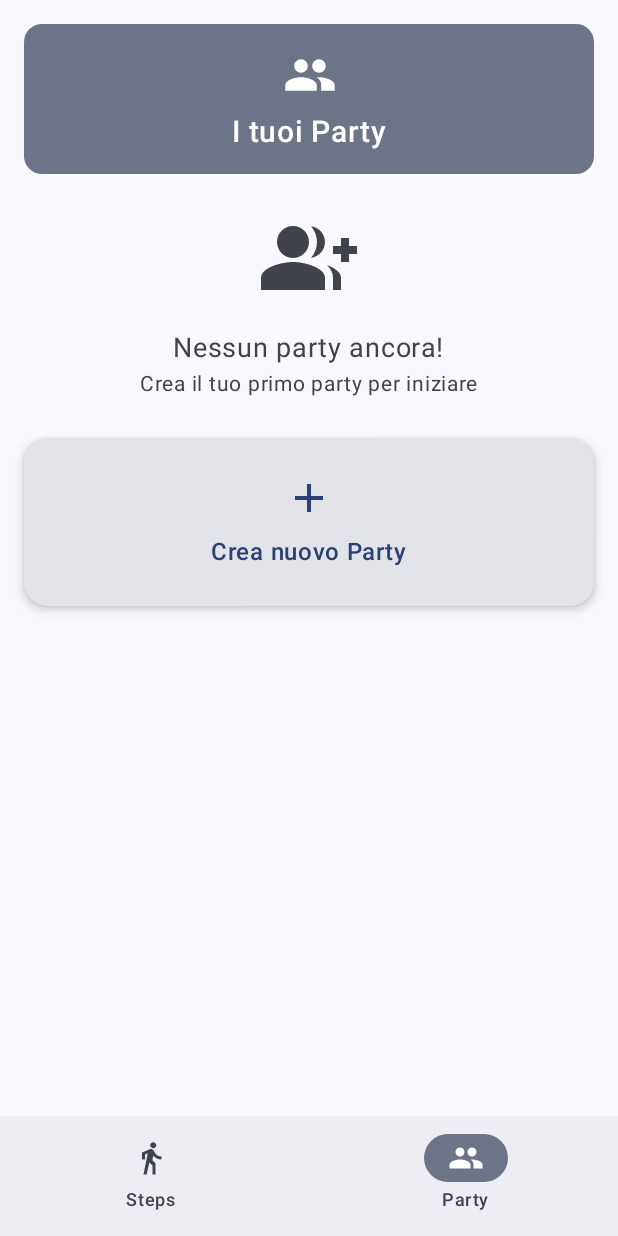
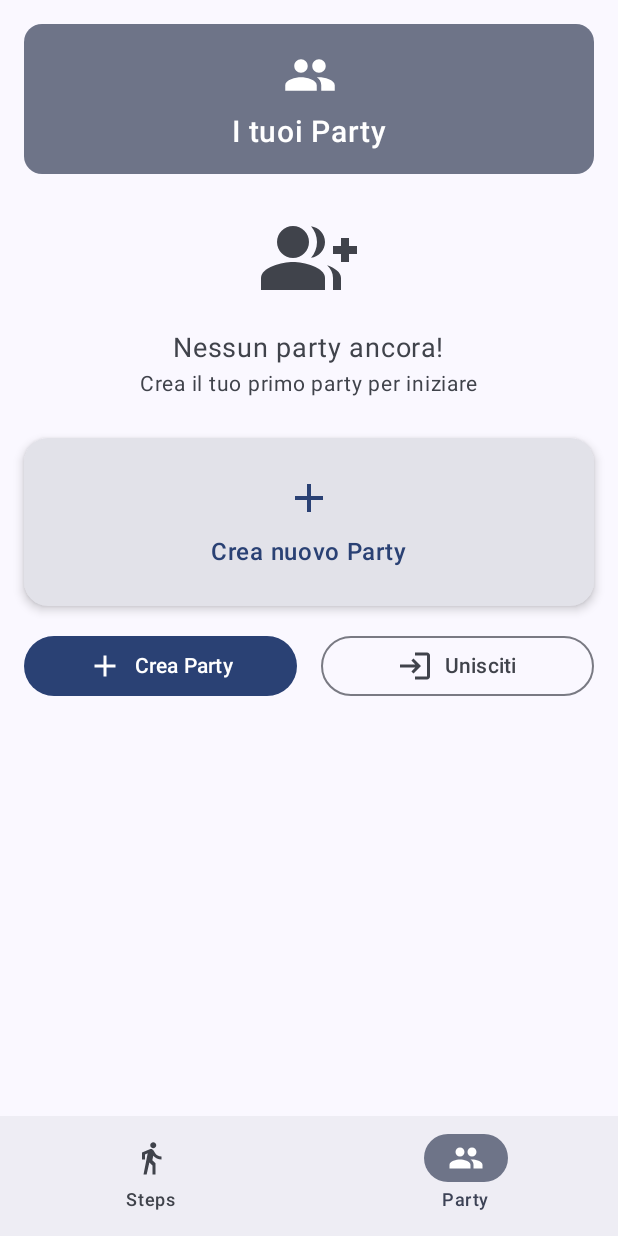
Before and after one commit to FabboCassa/StepCounter, an Android app built with Jetpack Compose: the StepPartyListScreen screen opened through its navigation route, on a phone screen of 412 x 824 dp. Run offline under Robolectric (Android 15) with nearby library versions, the phone set to English and light mode, and no system bars; our stand-ins replace Room's generated code.

Commit message:
Try to create invitation code

```diff
--- a/app/src/main/java/com/app/stepcounter/MainActivity.kt
+++ b/app/src/main/java/com/app/stepcounter/MainActivity.kt
@@ -30,6 +30,7 @@ import com.app.stepcounter.data.local.UserPreferences
 import com.app.stepcounter.data.repository.PartyRepositoryImpl
 import com.app.stepcounter.data.service.StepService
 import com.app.stepcounter.database.AppDatabase
+import com.app.stepcounter.domain.repository.NavigationEvent
 import com.app.stepcounter.presentation.ui.home.PartyDetailScreen
 import com.app.stepcounter.presentation.ui.home.ProfileSetupScreen
 import com.app.stepcounter.presentation.ui.home.StepHomeScreen
@@ -127,15 +128,27 @@ class MainActivity : ComponentActivity() {
                                 parties = parties,
                                 uiState = partyUiState,
                                 onCreatePartyClick = { partyName -> partyViewModel.createParty(partyName) },
+                                onJoinPartyClick = { code -> partyViewModel.joinPartyWithCode(code) },
                                 onPartyClick = { party -> navController.navigate("party_detail/${party.id}") },
                                 onDeleteParty = { partyId -> partyViewModel.deleteParty(partyId) }
                             )
+
+                            LaunchedEffect(Unit) {
+                                partyViewModel.navigationEvents.collect { event ->
+                                    when (event) {
+                                        // Se il ViewModel emette l'evento "naviga al dettaglio"...
+                                        is NavigationEvent.ToPartyDetail -> {
+                                            // ...usiamo il navController per eseguire la navigazione.
+                                            navController.navigate("party_detail/${event.partyId}")
+                                        }
+                                    }
+                                }
+                            }
                         }
                         composable("party_detail/{partyId}") {
                             val partyDetailViewModel: PartyDetailViewModel = viewModel(
                                 factory = viewModelFactory {
                                     initializer {
-                                        // --- 4. RIUSA l'istanza partyRepository dell'Activity ---
                                         PartyDetailViewModel(partyRepository, createSavedStateHandle())
                                     }
                                 }
--- a/app/src/main/java/com/app/stepcounter/data/repository/PartyRepositoryImpl.kt
+++ b/app/src/main/java/com/app/stepcounter/data/repository/PartyRepositoryImpl.kt
@@ -4,11 +4,14 @@ import com.app.stepcounter.WebSocketManager
 import com.app.stepcounter.database.dao.PartyDao
 import com.app.stepcounter.domain.model.Participant
 import com.app.stepcounter.domain.model.PartyData
+import com.app.stepcounter.domain.repository.NavigationEvent
 import com.app.stepcounter.domain.repository.PartyRepository
 import com.app.stepcounter.server.response.ServerResponse
 import kotlinx.coroutines.CoroutineScope
 import kotlinx.coroutines.flow.Flow
+import kotlinx.coroutines.flow.MutableSharedFlow
 import kotlinx.coroutines.flow.MutableStateFlow
+import kotlinx.coroutines.flow.asSharedFlow
 import kotlinx.coroutines.launch
 import kotlinx.serialization.json.Json
 import kotlinx.serialization.json.decodeFromJsonElement
@@ -16,6 +19,8 @@ import kotlinx.serialization.json.decodeFromJsonElement
 class PartyRepositoryImpl(private val partyDao: PartyDao, private val applicationScope: CoroutineScope) : PartyRepository {
 
     private val _activePartyState = MutableStateFlow<PartyData?>(null)
+    private val _navigationEvents = MutableSharedFlow<NavigationEvent>()
+    override val navigationEvents = _navigationEvents.asSharedFlow()
 
     init {
         // 2. Usa lo scope passato dal costruttore, non uno nuovo
@@ -30,37 +35,25 @@ class PartyRepositoryImpl(private val partyDao: PartyDao, private val applicatio
     // In PartyRepositoryImpl.kt
 
     private suspend fun handleWebSocketMessage(message: String) {
-        // Log di base per vedere se il metodo viene chiamato
-        println("--- REPOSITORY: handleWebSocketMessage chiamato con: ---")
-        println(message)
-
         try {
             val json = Json { ignoreUnknownKeys = true }
+            val serverResponse = json.decodeFromString<ServerResponse>(message)
 
-            println("--- REPOSITORY: Passo 1 - Provo a decodificare ServerResponse...")
-            val serverResponse = json.decodeFromString<ServerResponse>(message)
-            println("--- REPOSITORY: Passo 2 - Decodifica ServerResponse OK. Tipo: ${serverResponse.type}")
+            if (serverResponse.type == "party_created_success" && serverResponse.payload != null) {
+                val newParty = json.decodeFromJsonElement<PartyData>(serverResponse.payload)
+                partyDao.addParty(newParty) // Aggiungiamo il party al DB locale
+                // Emettiamo l'evento per navigare
+                _navigationEvents.emit(NavigationEvent.ToPartyDetail(newParty.id))
+            }
 
             if (serverResponse.type == "all_parties_list" && serverResponse.payload != null) {
-                println("--- REPOSITORY: Passo 3 - Riconosciuto 'all_parties_list'. Provo a decodificare la lista dei party...")
                 val serverParties = json.decodeFromJsonElement<List<PartyData>>(serverResponse.payload)
-                println("--- REPOSITORY: Passo 4 - Decodifica lista OK. Trovati ${serverParties.size} party.")
-
-                // Chiamata al DAO per aggiornare il database
                 partyDao.replaceAllParties(serverParties)
-
-                println("--- REPOSITORY: Passo 5 - Chiamata a replaceAllParties ESEGUITA. Il DB è aggiornato.")
-
             } else if (serverResponse.type == "party_state_update" && serverResponse.payload != null) {
-                println("--- REPOSITORY: Riconosciuto 'party_state_update'.")
                 val partyData = json.decodeFromJsonElement<PartyData>(serverResponse.payload)
                 _activePartyState.value = partyData
-                println("--- REPOSITORY: Stato del party attivo aggiornato.")
             }
-
         } catch (e: Exception) {
-            println("--- !!! REPOSITORY: ERRORE CATTURATO NEL TRY-CATCH !!! ---")
-            // Questo stamperà l'errore completo e dettagliato, non solo il messaggio
             e.printStackTrace()
         }
     }
--- a/app/src/main/java/com/app/stepcounter/domain/model/PartyData.kt
+++ b/app/src/main/java/com/app/stepcounter/domain/model/PartyData.kt
@@ -11,5 +11,6 @@ data class PartyData(
     val id: String,
     val name: String,
     val participants: List<Participant>,
-    val createdAt: Long
+    val createdAt: Long,
+    val inviteCode: String? = null
 )
--- a/app/src/main/java/com/app/stepcounter/domain/repository/PartyRepository.kt
+++ b/app/src/main/java/com/app/stepcounter/domain/repository/PartyRepository.kt
@@ -20,4 +20,9 @@ interface PartyRepository {
     fun cleanUpPartyDetailListener()
 
     suspend fun replaceAllParties(parties: List<PartyData>)
+    val navigationEvents: Flow<NavigationEvent>
 }
+
+sealed class NavigationEvent {
+    data class ToPartyDetail(val partyId: String) : NavigationEvent()
+}
--- a/app/src/main/java/com/app/stepcounter/presentation/ui/home/StepPartyListScreen.kt
+++ b/app/src/main/java/com/app/stepcounter/presentation/ui/home/StepPartyListScreen.kt
@@ -1,14 +1,41 @@
 package com.app.stepcounter.presentation.ui.home
 
-import androidx.compose.foundation.layout.*
+import androidx.compose.foundation.layout.Arrangement
+import androidx.compose.foundation.layout.Box
+import androidx.compose.foundation.layout.Column
+import androidx.compose.foundation.layout.Row
+import androidx.compose.foundation.layout.Spacer
+import androidx.compose.foundation.layout.fillMaxSize
+import androidx.compose.foundation.layout.fillMaxWidth
+import androidx.compose.foundation.layout.height
+import androidx.compose.foundation.layout.padding
+import androidx.compose.foundation.layout.size
+import androidx.compose.foundation.layout.width
 import androidx.compose.foundation.lazy.LazyColumn
 import androidx.compose.foundation.lazy.items
 import androidx.compose.foundation.rememberScrollState
 import androidx.compose.foundation.verticalScroll
 import androidx.compose.material.icons.Icons
-import androidx.compose.material.icons.filled.*
-import androidx.compose.material3.*
-import androidx.compose.runtime.*
+import androidx.compose.material.icons.filled.Add
+import androidx.compose.material.icons.filled.Group
+import androidx.compose.material.icons.filled.GroupAdd
+import androidx.compose.material.icons.filled.Login
+import androidx.compose.material3.AlertDialog
+import androidx.compose.material3.Button
+import androidx.compose.material3.Card
+import androidx.compose.material3.CardDefaults
+import androidx.compose.material3.ExperimentalMaterial3Api
+import androidx.compose.material3.Icon
+import androidx.compose.material3.MaterialTheme
+import androidx.compose.material3.OutlinedButton
+import androidx.compose.material3.OutlinedTextField
+import androidx.compose.material3.Text
+import androidx.compose.material3.TextButton
+import androidx.compose.runtime.Composable
+import androidx.compose.runtime.getValue
+import androidx.compose.runtime.mutableStateOf
+import androidx.compose.runtime.remember
+import androidx.compose.runtime.setValue
 import androidx.compose.ui.Alignment
 import androidx.compose.ui.Modifier
 import androidx.compose.ui.text.font.FontWeight
@@ -17,6 +44,7 @@ import androidx.compose.ui.unit.dp
 import androidx.compose.ui.unit.sp
 import com.app.stepcounter.domain.model.Participant
 import com.app.stepcounter.domain.model.PartyData
+import com.app.stepcounter.presentation.ui.components.JoinPartyDialog
 import com.app.stepcounter.presentation.ui.components.StepPartyCard
 import com.app.stepcounter.presentation.viewmodel.PartyUiState
 
@@ -27,9 +55,11 @@ fun StepPartyListScreen(
     uiState: PartyUiState,
     onCreatePartyClick: (String) -> Unit,
     onPartyClick: (PartyData) -> Unit,
-    onDeleteParty: (String) -> Unit
+    onDeleteParty: (String) -> Unit,
+    onJoinPartyClick: (String) -> Unit
 ) {
     var showCreateDialog by remember { mutableStateOf(false) }
+    var showJoinDialog by remember { mutableStateOf(false) }
 
     Column(
         modifier = Modifier
@@ -118,6 +148,26 @@ fun StepPartyListScreen(
             party = null,
             onCreatePartyClick = { showCreateDialog = true }
         )
+
+        Spacer(modifier = Modifier.height(16.dp))
+
+        Row(
+            modifier = Modifier.fillMaxWidth(),
+            horizontalArrangement = Arrangement.spacedBy(16.dp)
+        ) {
+            // Pulsante Crea Party
+            Button(onClick = { showCreateDialog = true }, modifier = Modifier.weight(1f)) {
+                Icon(Icons.Default.Add, contentDescription = "Crea")
+                Spacer(Modifier.width(8.dp))
+                Text("Crea Party")
+            }
+            // Pulsante Unisciti a Party
+            OutlinedButton(onClick = { showJoinDialog = true }, modifier = Modifier.weight(1f)) {
+                Icon(Icons.Default.Login, contentDescription = "Unisciti")
+                Spacer(Modifier.width(8.dp))
+                Text("Unisciti")
+            }
+        }
     }
 
     // Dialog per creare party
@@ -127,6 +177,16 @@ fun StepPartyListScreen(
             onConfirm = { name ->
                 onCreatePartyClick(name)
                 showCreateDialog = false
+            }
+        )
+    }
+
+    if (showJoinDialog) {
+        JoinPartyDialog(
+            onDismiss = { showJoinDialog = false },
+            onConfirm = { code ->
+                onJoinPartyClick(code.trim()) // Usiamo trim() per rimuovere spazi
+                showJoinDialog = false
             }
         )
     }
@@ -178,7 +238,8 @@ fun StepPartyListScreenPreview_Empty() {
         uiState = PartyUiState(isLoading = false, errorMessage = null),
         onCreatePartyClick = {},
         onPartyClick = {},
-        onDeleteParty = {}
+        onDeleteParty = {},
+        onJoinPartyClick = {}
     )
 }
 
@@ -196,6 +257,7 @@ fun StepPartyListScreenPreview_WithParties() {
         uiState = PartyUiState(isLoading = false, errorMessage = null),
         onCreatePartyClick = {},
         onPartyClick = {},
-        onDeleteParty = {}
+        onDeleteParty = {},
+        onJoinPartyClick = {}
     )
 }
```
Also changed, not shown: app/src/main/java/com/app/stepcounter/presentation/ui/components/JoinPartyDialog.kt (added, +64 -0 lines), app/src/main/java/com/app/stepcounter/presentation/ui/home/PartyDetailScreen.kt (+21 -12 lines), app/src/main/java/com/app/stepcounter/presentation/viewmodel/PartyViewModel.kt (+21 -7 lines).
